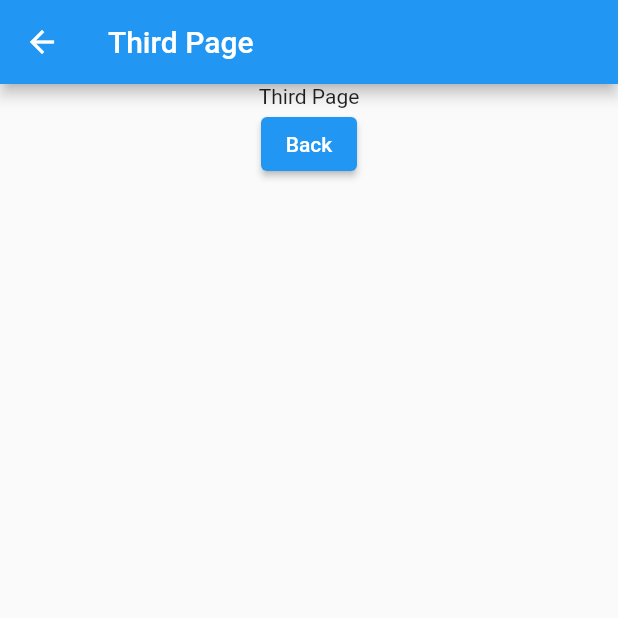
After one commit to WiedjajaAtmadja/flutter_week7_page_navigation, a Flutter app: the ThirdPage screen opened directly, on a phone screen of 412 x 824 dp, the top half of it. The commit adds this screen. Run offline on Flutter 3.47's test engine with Material 2 defaults, Android fonts, the light colour scheme and no system bars.

Commit message:
Step 4. Add Third Page

```diff
--- /dev/null
+++ b/lib/third_page.dart
@@ -0,0 +1,27 @@
+import 'package:flutter/material.dart';
+
+class ThirdPage extends StatelessWidget {
+  const ThirdPage({super.key});
+
+  @override
+  Widget build(BuildContext context) {
+    return Scaffold(
+      appBar: AppBar(
+        title: const Text('Third Page'),
+      ),
+      body: Center(
+        child: Column(
+          children: [
+            const Text('Third Page'),
+            ElevatedButton(
+              child: const Text("Back"),
+              onPressed: () {
+                Navigator.pop(context);
+              },
+            ),
+          ],
+        ),
+      ),
+    );
+  }
+}
```
Also changed, not shown: lib/second_page.dart (+20 -6 lines).
